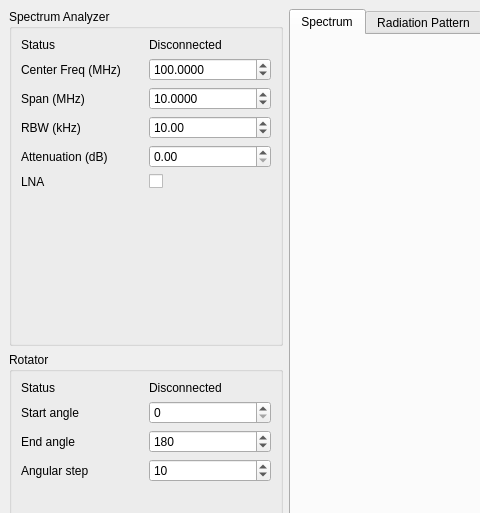
Old version of the form mainwindow.ui in the repository bsan4/polarSA; both pictures show x 0 to 480 and y 0 to 513 of the 1190 by 720 pixel window.
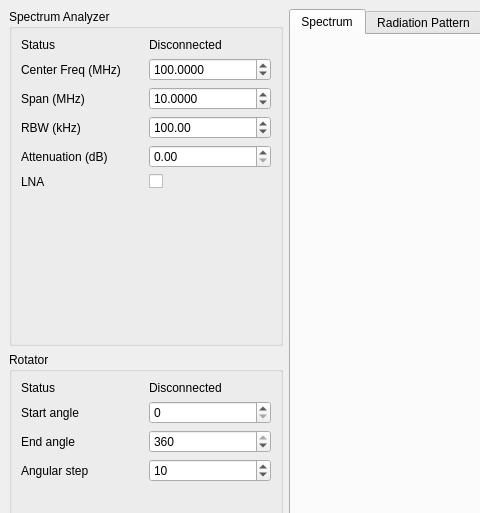
New version of the form. Custom widgets are drawn as their Qt base class.

The edit to the form file:
```diff
--- a/mainwindow.ui
+++ b/mainwindow.ui
@@ -61,7 +61,7 @@
           <double>10000.000000000000000</double>
          </property>
          <property name="value">
-          <double>10.000000000000000</double>
+          <double>100.000000000000000</double>
          </property>
         </widget>
        </item>
@@ -225,7 +225,7 @@
           <number>360</number>
          </property>
          <property name="value">
-          <number>180</number>
+          <number>360</number>
          </property>
         </widget>
        </item>
```
